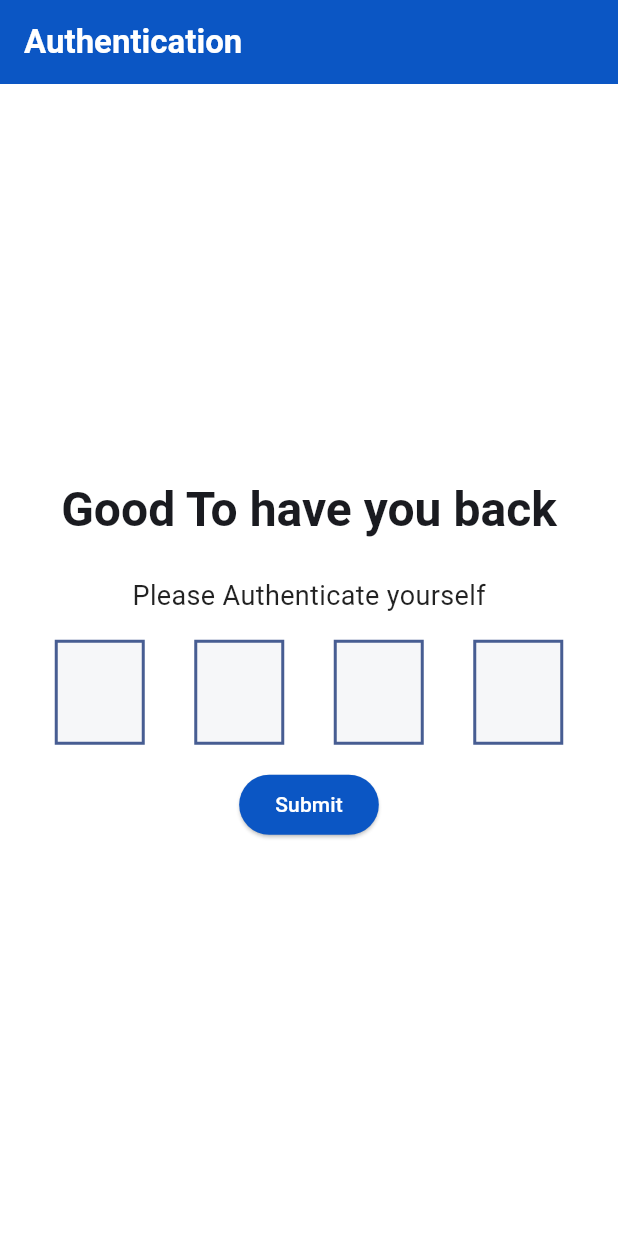
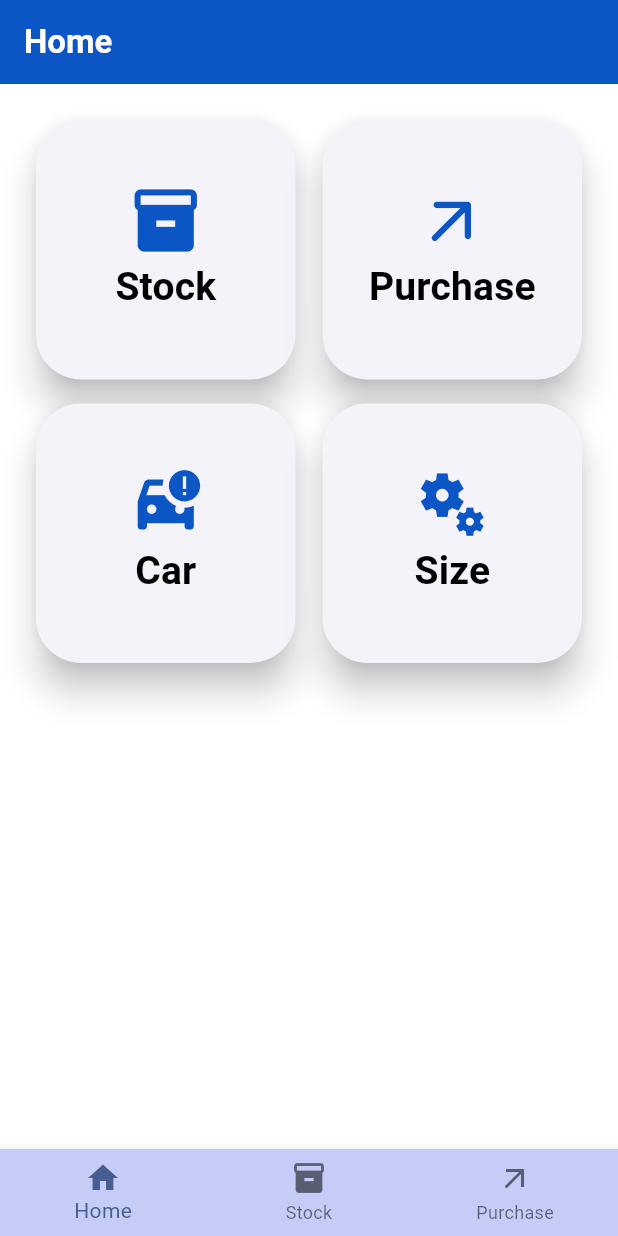
Before and after one commit to suleman2802/Stock-Management, a Flutter app: the screen it shows after launch, on a phone screen of 412 x 824 dp. Run offline on Flutter 3.47's test engine with Material 3 defaults, Android fonts, the phone set to English and light mode, and no system bars; our stand-ins replace firebase_core, fluttertoast; accounts and stored records are empty.

Commit message:
home screen done

```diff
--- a/lib/config/app_themes.dart
+++ b/lib/config/app_themes.dart
@@ -71,8 +71,15 @@ class AppThemes {
       shape: RoundedRectangleBorder(
         borderRadius: BorderRadius.all(Radius.circular(30)),
       ),
-
     ),
+    iconTheme: const IconThemeData(
+      color: Color(0xFF0B56C4),
+    ),
+    // bottomNavigationBarTheme: const BottomNavigationBarThemeData(
+    //   backgroundColor: Color(0xFF0B56C4),
+    //   selectedItemColor: Colors.white,
+    //   unselectedItemColor: Colors.black,
+    // ),
   );
 
   static final darkTheme = ThemeData(
--- a/lib/domain/models/car.dart
+++ b/lib/domain/models/car.dart
@@ -0,0 +1,19 @@
+enum CarFuelType { petrol, diesel }
+enum CarAutomation {automatic,manual}
+
+class Car {
+  final String carName;
+  final String carModel;
+  final String carCompany;
+  final CarFuelType carFuelType;
+  final CarAutomation carAutomation;
+
+  Car({
+    required this.carName,
+    required this.carModel,
+    required this.carCompany,
+    required this.carFuelType,
+    required this.carAutomation,
+  });
+
+}
--- a/lib/main.dart
+++ b/lib/main.dart
@@ -3,6 +3,7 @@
 import 'package:stock_management_application/config/app_themes.dart';
 import 'firebase_options.dart';
 import 'presentation/screen/authentication/authentication_screen.dart';
+import 'presentation/screen/home/home_screen.dart';
 
 void main() async {
   WidgetsFlutterBinding.ensureInitialized();
@@ -20,7 +21,7 @@
       debugShowCheckedModeBanner: false,
       title: 'Stock Management',
       theme: AppThemes.lightTheme,
-      home: AuthenticationScreen(),
+      home: HomeScreen(),
     );
   }
 }
--- /dev/null
+++ b/lib/presentation/screen/car/car_screen.dart
@@ -0,0 +1,23 @@
+import 'package:flutter/material.dart';
+
+import '../../widgets/layouts/page_scaffolds/list_page_scaffold.dart';
+
+class CarScreen extends StatelessWidget {
+  const CarScreen({super.key});
+
+  @override
+  Widget build(BuildContext context) {
+    return ListPageScaffold(
+      label: "Car",
+      body: ListView.builder(
+        itemCount: 15,
+        itemBuilder: (context, index) => ListTile(
+          title: Text("Car (automatic)"),
+          subtitle: Text("model $index"),
+          leading: Icon(Icons.car_rental),
+          trailing: Icon(Icons.edit),
+        ),
+      ),
+    );
+  }
+}
--- /dev/null
+++ b/lib/presentation/screen/home/home_screen.dart
@@ -0,0 +1,29 @@
+import 'package:flutter/material.dart';
+
+import '../../widgets/layouts/page_scaffolds/list_page_scaffold.dart';
+import 'widgets/dashboard_tile_grid.dart';
+
+class HomeScreen extends StatelessWidget {
+  const HomeScreen({super.key});
+
+  @override
+  Widget build(BuildContext context) {
+    return ListPageScaffold(
+      label: "Home",
+      body: GridView(
+        gridDelegate: SliverGridDelegateWithFixedCrossAxisCount(
+          crossAxisCount: 2,
+          childAspectRatio: 1.0,
+          crossAxisSpacing: 10.0,
+          mainAxisSpacing: 8.0,
+        ),
+        children: [
+         DashboardTileGrid(title: "Stock",icon: Icons.inventory,onTap: (){}),
+         DashboardTileGrid(title: "Purchase",icon: Icons.arrow_outward_rounded,onTap: (){}),
+         DashboardTileGrid(title: "Car",icon: Icons.car_crash,onTap: (){}),
+         DashboardTileGrid(title: "Size",icon: Icons.miscellaneous_services_sharp,onTap: (){}),
+        ],
+      ),
+    );
+  }
+}
--- /dev/null
+++ b/lib/presentation/screen/home/widgets/dashboard_tile_grid.dart
@@ -0,0 +1,34 @@
+import 'package:flutter/material.dart';
+
+
+class DashboardTileGrid extends StatelessWidget {
+  const DashboardTileGrid({
+    super.key,
+    required this.title,
+    required this.icon,
+    required this.onTap,
+  });
+  final String title;
+  final IconData icon;
+  final GestureTapCallback? onTap;
+
+
+  @override
+  Widget build(BuildContext context) {
+    return GridTile(
+      child: InkWell(
+        onTap: onTap,
+        child: Card(
+          child: Column(
+            mainAxisAlignment: MainAxisAlignment.center,
+            crossAxisAlignment: CrossAxisAlignment.center,
+            children: [
+              Icon(icon,size: 50,),
+              Text(title,style: Theme.of(context).textTheme.titleMedium,),
+            ],
+          ),
+        ),
+      ),
+    );
+  }
+}
--- a/lib/presentation/widgets/layouts/page_scaffolds/list_page_scaffold.dart
+++ b/lib/presentation/widgets/layouts/page_scaffolds/list_page_scaffold.dart
@@ -28,6 +28,28 @@ class ListPageScaffold extends StatelessWidget {
           label,
         ),
       ),
+      bottomNavigationBar: BottomNavigationBar(
+        onTap: (value) {
+
+        },
+        items: [
+          BottomNavigationBarItem(
+              icon: Icon(
+                Icons.home,
+              ),
+              label: "Home"),
+          BottomNavigationBarItem(
+              icon: Icon(
+                Icons.inventory,
+              ),
+              label: "Stock"),
+          BottomNavigationBarItem(
+              icon: Icon(
+                Icons.arrow_outward,
+              ),
+              label: "Purchase"),
+        ],
+      ),
       body: Padding(
         padding: EdgeInsets.all(20),
         child: body,
```
